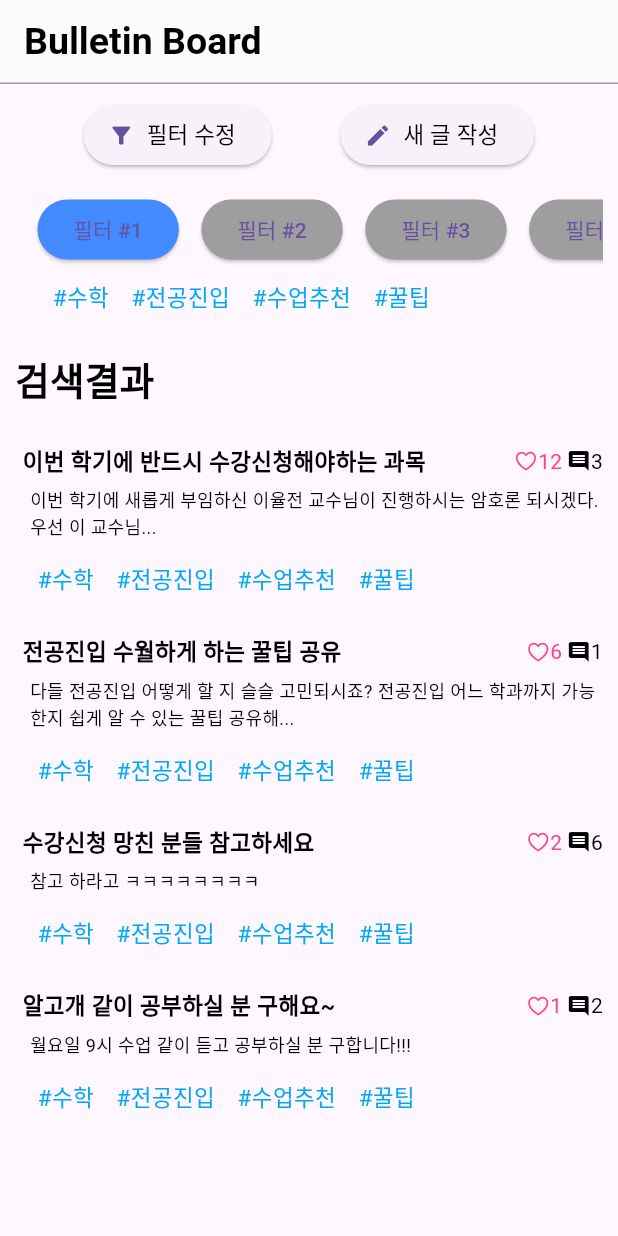
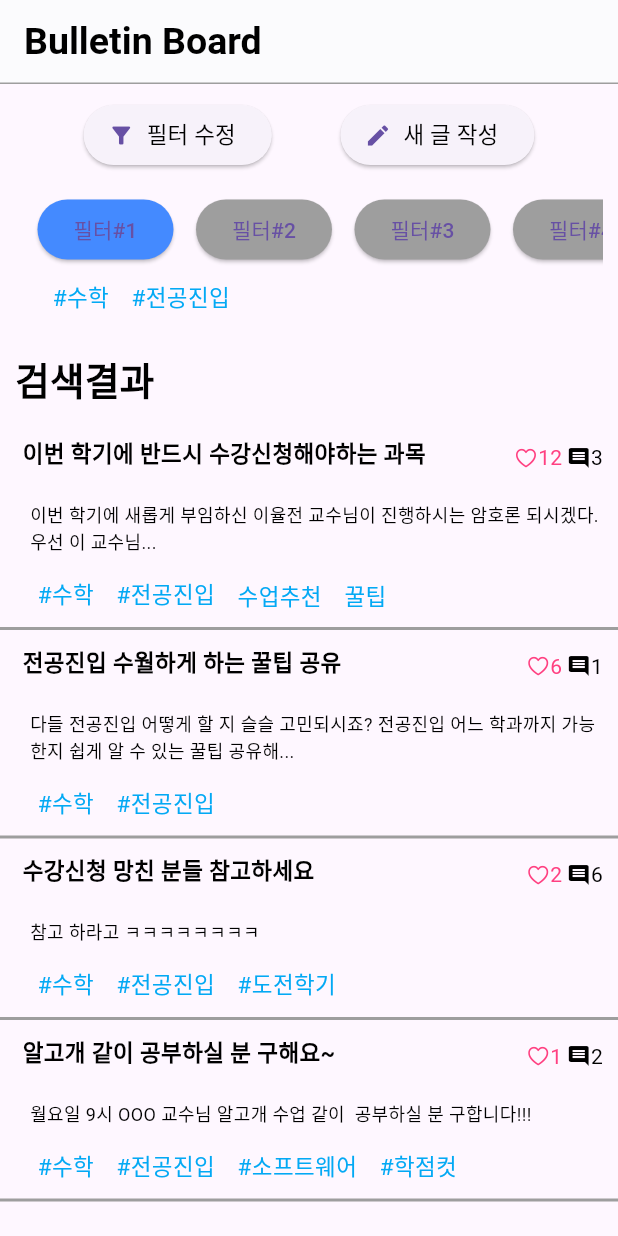
Before and after one commit to SWE3028-41-Team-G/capstone-project, a Flutter app: the BulletinBoard screen opened directly, on a phone screen of 412 x 824 dp. Run offline on Flutter 3.47's test engine with Material 3 defaults, Android fonts, the phone set to English and light mode, and no system bars; our stand-ins replace image_picker, multi_select_flutter; network calls fail.

```diff
--- a/apps/frontend/lib/bulletin_board/bulletin_board.dart
+++ b/apps/frontend/lib/bulletin_board/bulletin_board.dart
@@ -2,7 +2,8 @@ import 'package:flutter/cupertino.dart';
 import 'package:flutter/material.dart';
 import 'package:frontend/bulletin_board/write_article.dart';
 
-// import 'package:http/http.dart' as http; // will be used later for API connection
+import 'dart:convert';
+import 'package:http/http.dart' as http;
 
 class BulletinBoard extends StatefulWidget {
   const BulletinBoard({super.key});
@@ -13,7 +14,44 @@ class BulletinBoard extends StatefulWidget {
 
 class BulletinBoardState extends State<BulletinBoard> {
   int _selectedFilterIndex = 0;
-  // List<dynamic> filters = [];
+  // Temporal infos, soon be linked with API
+  List<dynamic> filters = [
+    ["#수학", "#전공진입"],
+    ["#졸업요건", "#수업추천"],
+    ["#꿀팁", "#복수전공", "#수업추천"],
+    ["#수학", "#소프트웨어", "#CL과목", "#꿀팁"],
+  ];
+  List<dynamic> articles = [
+    {
+      "title": "이번 학기에 반드시 수강신청해야하는 과목",
+      "like": 12,
+      "comment": 3,
+      "content": "이번 학기에 새롭게 부임하신 이율전 교수님이 진행하시는 암호론 되시겠다. 우선 이 교수님...",
+      "tags": ["#수학", "#전공진입", "수업추천", "꿀팁"],
+    },
+    {
+      "title": "전공진입 수월하게 하는 꿀팁 공유",
+      "like": 6,
+      "comment": 1,
+      "content":
+          "다들 전공진입 어떻게 할 지 슬슬 고민되시죠? 전공진입 어느 학과까지 가능한지 쉽게 알 수 있는 꿀팁 공유해...",
+      "tags": ["#수학", "#전공진입"],
+    },
+    {
+      "title": "수강신청 망친 분들 참고하세요",
+      "like": 2,
+      "comment": 6,
+      "content": "참고 하라고 ㅋㅋㅋㅋㅋㅋㅋㅋ",
+      "tags": ["#수학", "#전공진입", "#도전학기"],
+    },
+    {
+      "title": "알고개 같이 공부하실 분 구해요~",
+      "like": 1,
+      "comment": 2,
+      "content": "월요일 9시 OOO 교수님 알고개 수업 같이  공부하실 분 구합니다!!!",
+      "tags": ["#수학", "#전공진입", "#소프트웨어", "#학점컷"],
+    },
+  ];
 
   @override
   void initState() {
@@ -39,6 +77,23 @@ class BulletinBoardState extends State<BulletinBoard> {
   //     print(response.statusCode);
   //   }
   // }
+
+  // API - GET search results
+  Future<void> _fetchArticles() async {
+    final response = await http.get(
+      Uri.parse('https://skku-dm.site/board?tag=tag'),
+      headers: {},
+    );
+
+    if (response.statusCode == 200) {
+      setState(() {
+        articles = jsonDecode(response.body)['articles'];
+      });
+    } else {
+      print('Debugging for GET - Searched articles list');
+      print(response.statusCode);
+    }
+  }
 
   @override
   Widget build(BuildContext context) {
@@ -101,11 +156,10 @@ class BulletinBoardState extends State<BulletinBoard> {
                 SingleChildScrollView(
                   scrollDirection: Axis.horizontal,
                   child: Row(
-                    children: List.generate(4, (index) {
-                      String text = ['필터 #1', '필터 #2', '필터 #3', '필터 #4'][index];
+                    children: List.generate(filters.length, (index) {
                       return Row(
                         children: [
-                          if (index < 4) SizedBox(width: 15),
+                          if (index < filters.length) SizedBox(width: 15),
                           ElevatedButton(
                             onPressed: () {
                               setState(() {
@@ -119,7 +173,7 @@ class BulletinBoardState extends State<BulletinBoard> {
                             ),
                             child: Row(
                               mainAxisSize: MainAxisSize.min,
-                              children: <Widget>[Text(text)],
+                              children: <Widget>[Text('필터#${index + 1}')],
                             ),
                           ),
                         ],
@@ -131,15 +185,16 @@ class BulletinBoardState extends State<BulletinBoard> {
                 Container(
                   margin: EdgeInsets.all(10),
                   child: Row(
-                    children: List.generate(4, (index) {
-                      String text = ['#수학', '#전공진입', '#수업추천', '#꿀팁'][index];
+                    children: List.generate(
+                        filters[_selectedFilterIndex].length, (index) {
                       return Row(
                         children: [
-                          if (index < 4) SizedBox(width: 15),
+                          if (index < filters[_selectedFilterIndex].length)
+                            SizedBox(width: 15),
                           Row(
                             mainAxisSize: MainAxisSize.min,
                             children: <Widget>[
-                              Text(text,
+                              Text(filters[_selectedFilterIndex][index],
                                   style: TextStyle(
                                       fontSize: 15, color: Colors.lightBlue))
                             ],
@@ -167,37 +222,24 @@ class BulletinBoardState extends State<BulletinBoard> {
           ),
           // results
           Expanded(
-            child: SingleChildScrollView(
-              scrollDirection: Axis.vertical,
+            child: ListView.builder(
+              itemCount: articles.length,
+              itemBuilder: (BuildContext context, int index) {
+                return Container(
+                    decoration: BoxDecoration(
+                        border: Border(
+                            bottom: BorderSide(color: Colors.grey, width: 2))),
                     child: Column(
-                children: List.generate(4, (index) {
-                  String title = [
-                    "이번 학기에 반드시 수강신청해야하는 과목",
-                    "전공진입 수월하게 하는 꿀팁 공유",
-                    "수강신청 망친 분들 참고하세요",
-                    "알고개 같이 공부하실 분 구해요~"
-                  ][index];
-                  int like = [12, 6, 2, 1][index];
-                  int comment = [3, 1, 6, 2][index];
-                  String content = [
-                    "이번 학기에 새롭게 부임하신 이율전 교수님이 진행하시는 암호론 되시겠다. 우선 이 교수님...",
-                    "다들 전공진입 어떻게 할 지 슬슬 고민되시죠? 전공진입 어느 학과까지 가능한지 쉽게 알 수 있는 꿀팁 공유해...",
-                    "참고 하라고 ㅋㅋㅋㅋㅋㅋㅋㅋ",
-                    "월요일 9시 수업 같이 듣고 공부하실 분 구합니다!!!",
-                  ][index];
-
-                  return Column(
                       children: [
-                      if (index < 4) SizedBox(height: 15),
                         Column(
                           children: [
                             Row(
                               children: [
                                 Expanded(
                                   child: Container(
-                                  margin: EdgeInsets.fromLTRB(15, 0, 10, 0),
+                                    margin: EdgeInsets.fromLTRB(15, 10, 10, 15),
                                     child: Text(
-                                    title,
+                                      "${articles[index]["title"]}",
                                       style: TextStyle(
                                         color: Colors.black,
                                         fontWeight: FontWeight.bold,
@@ -217,7 +259,7 @@ class BulletinBoardState extends State<BulletinBoard> {
                                         color: Colors.pinkAccent,
                                         size: 16,
                                       ),
-                                    Text('$like',
+                                      Text("${articles[index]["like"]}",
                                           style: TextStyle(
                                             color: Colors.pinkAccent,
                                           )),
@@ -234,7 +276,7 @@ class BulletinBoardState extends State<BulletinBoard> {
                                         color: Colors.black,
                                         size: 16,
                                       ),
-                                    Text('$comment',
+                                      Text("${articles[index]["comment"]}",
                                           style: TextStyle(
                                             color: Colors.black,
                                           )),
@@ -248,7 +290,7 @@ class BulletinBoardState extends State<BulletinBoard> {
                               alignment: Alignment.centerLeft,
                               margin: EdgeInsets.fromLTRB(20, 5, 10, 5),
                               child: Text(
-                              content,
+                                "${articles[index]["content"]}",
                                 style: TextStyle(
                                   color: Colors.black,
                                   fontSize: 12,
@@ -260,16 +302,17 @@ class BulletinBoardState extends State<BulletinBoard> {
                             Container(
                               margin: EdgeInsets.all(10),
                               child: Row(
-                              children: List.generate(4, (index) {
-                                String text =
-                                    ['#수학', '#전공진입', '#수업추천', '#꿀팁'][index];
+                                children: List.generate(
+                                    articles[index]["tags"].length, (idx) {
                                   return Row(
                                     children: [
-                                    if (index < 4) SizedBox(width: 15),
+                                      if (index <
+                                          articles[index]["tags"].length)
+                                        SizedBox(width: 15),
                                       Row(
                                         mainAxisSize: MainAxisSize.min,
                                         children: <Widget>[
-                                        Text(text,
+                                          Text(articles[index]["tags"][idx],
                                               style: TextStyle(
                                                   fontSize: 15,
                                                   color: Colors.lightBlue))
@@ -280,12 +323,32 @@ class BulletinBoardState extends State<BulletinBoard> {
                                 }),
                               ),
                             ),
+                            // children: List.generate(
+                            //     articles[index]["tags"].length, (index) {
+                            //   return Row(
+                            //     children: [
+                            //       if (index <
+                            //           articles[index]["tags"].length)
+                            //         SizedBox(width: 15),
+                            //       Row(
+                            //         mainAxisSize: MainAxisSize.min,
+                            //         children: <Widget>[
+                            //           Text(articles[index]["tags"],
+                            //               style: TextStyle(
+                            //                   fontSize: 15,
+                            //                   color: Colors.lightBlue))
+                            //         ],
+                            //       ),
+                            //     ],
+                            //   );
+                            // }),
+                            // ),
+                            // ),
                           ],
                         )
                       ],
-                  );
-                }),
-              ),
+                    ));
+              },
             ),
           ),
         ],
```
Lines whose indentation alone changed are shown as unchanged.
